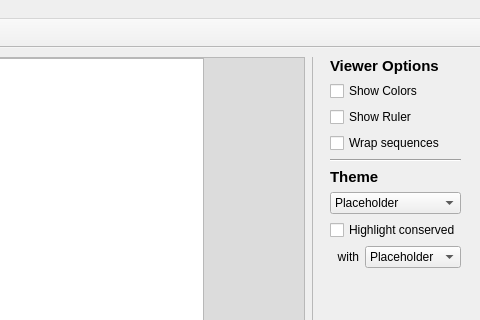
The window that linnaeo.ui (beowulfey/Linnaeo) describes before a commit, drawn with Qt 5; both pictures show x 521 to 1001 and y 0 to 320 of the 1001 by 563 pixel window.
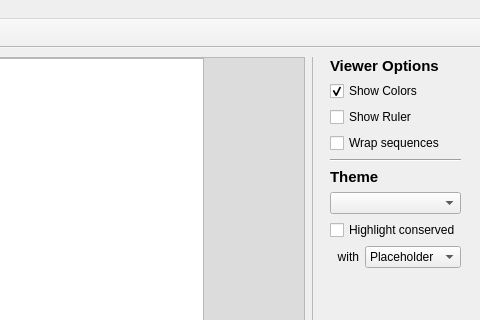
The same window after the commit. Icons and pictures are not drawn. Custom widgets are drawn as their Qt base class.

What changed in the file:
```diff
--- a/linnaeo.ui
+++ b/linnaeo.ui
@@ -10,6 +10,11 @@
     <height>563</height>
    </rect>
   </property>
+  <property name="font">
+   <font>
+    <stylestrategy>PreferAntialias</stylestrategy>
+   </font>
+  </property>
   <property name="windowTitle">
    <string>Linnaeo</string>
   </property>
@@ -680,6 +685,9 @@
          <property name="text">
           <string>Show Colors</string>
          </property>
+         <property name="checked">
+          <bool>true</bool>
+         </property>
         </widget>
        </item>
        <item>
@@ -724,13 +732,7 @@
         </widget>
        </item>
        <item>
-        <widget class="QComboBox" name="comboBox">
-         <item>
-          <property name="text">
-           <string>Placeholder</string>
-          </property>
-         </item>
-        </widget>
+        <widget class="QComboBox" name="themeCombo"/>
        </item>
        <item>
         <widget class="QCheckBox" name="checkBox_3">
```
Left out of the diff: 19 changed lines with no effect on the pictures.
